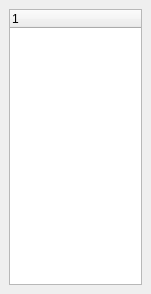
Qt form gui/ui/networkview.ui (quassel/quassel) before a commit.
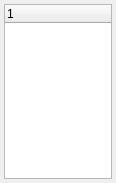
The same form after that commit.

What changed in the file:
```diff
--- a/gui/ui/networkview.ui
+++ b/gui/ui/networkview.ui
@@ -5,34 +5,40 @@
    <rect>
     <x>0</x>
     <y>0</y>
-    <width>151</width>
-    <height>294</height>
+    <width>116</width>
+    <height>183</height>
    </rect>
   </property>
   <property name="sizePolicy" >
    <sizepolicy>
     <hsizetype>5</hsizetype>
-    <vsizetype>1</vsizetype>
+    <vsizetype>5</vsizetype>
     <horstretch>0</horstretch>
     <verstretch>0</verstretch>
    </sizepolicy>
   </property>
+  <property name="minimumSize" >
+   <size>
+    <width>100</width>
+    <height>100</height>
+   </size>
+  </property>
   <property name="windowTitle" >
    <string>Form</string>
   </property>
-  <layout class="QHBoxLayout" >
+  <layout class="QVBoxLayout" >
    <property name="margin" >
-    <number>9</number>
+    <number>4</number>
    </property>
    <property name="spacing" >
-    <number>6</number>
+    <number>0</number>
    </property>
    <item>
     <widget class="QTreeWidget" name="tree" >
      <property name="sizePolicy" >
       <sizepolicy>
        <hsizetype>5</hsizetype>
-       <vsizetype>1</vsizetype>
+       <vsizetype>5</vsizetype>
        <horstretch>0</horstretch>
        <verstretch>0</verstretch>
       </sizepolicy>
@@ -43,6 +49,9 @@
        <height>16777215</height>
       </size>
      </property>
+     <property name="rootIsDecorated" >
+      <bool>false</bool>
+     </property>
     </widget>
    </item>
   </layout>
```
Left out of the diff: 2 changed lines with no effect on the pictures.
